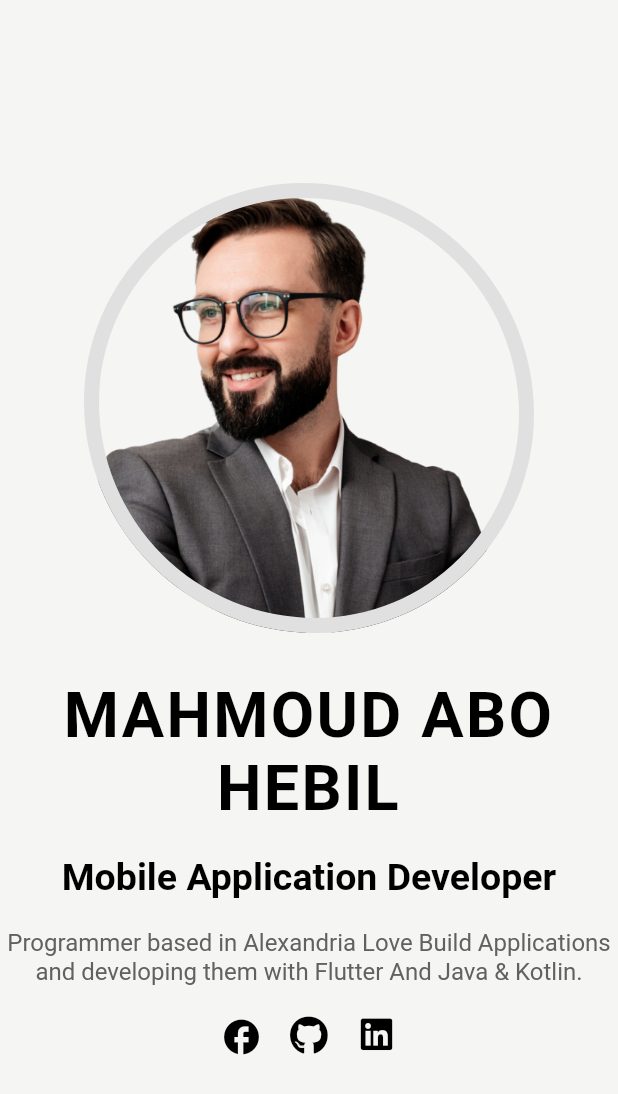
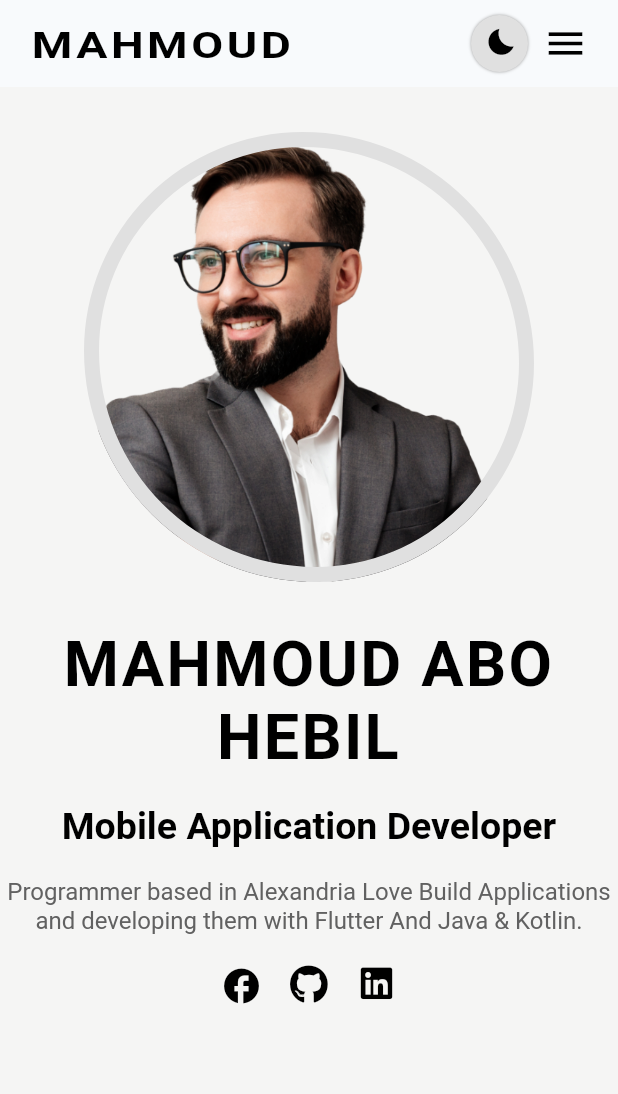
Before and after one commit to MahmoudAboHebil/my_portfolio_web_flutter, a Flutter app: the screen it shows after launch, on a phone screen of 412 x 824 dp. Shown: the top 1094 px of the screen. Run offline on Flutter 3.47's test engine with Material 2 defaults, Android fonts, the phone set to English and light mode, and no system bars; drawn by our look-alikes of animated_text_kit; our stand-ins replace font_awesome_flutter, google_fonts.

Commit message:
creating the custom appbar

```diff
--- a/lib/components/appbar/appbar.dart
+++ /dev/null
@@ -1,14 +0,0 @@
-import 'package:flutter/material.dart';
-
-import '../side_appbar/component/menu.dart';
-
-class MyAppBar extends StatelessWidget {
-  @override
-  Widget build(BuildContext context) {
-    return Column(
-      children: [
-        Menu(),
-      ],
-    );
-  }
-}
--- a/lib/components/button_color/button_color.dart
+++ b/lib/components/button_color/button_color.dart
@@ -3,6 +3,8 @@ import 'package:flutter/material.dart';
 import 'component/dark_icon.dart';
 
 class ButtonColor extends StatefulWidget {
+  bool isFullyCircule;
+  ButtonColor(this.isFullyCircule);
   @override
   State<ButtonColor> createState() => _ButtonColorState();
 }
@@ -18,16 +20,18 @@ class _ButtonColorState extends State<ButtonColor> {
       crossAxisAlignment: CrossAxisAlignment.center,
       children: [
         Container(
-          width: 50,
-          height: 45,
+          width: widget.isFullyCircule ? 38 : 50,
+          height: widget.isFullyCircule ? 38 : 45,
           alignment: Alignment.center,
           decoration: BoxDecoration(
             boxShadow: [kDefaultShadow],
             color: Colors.grey.shade300,
-            borderRadius: BorderRadius.only(
-              bottomLeft: Radius.circular(50),
-              topLeft: Radius.circular(50),
-            ),
+            borderRadius: widget.isFullyCircule
+                ? BorderRadius.all(Radius.circular(1000))
+                : BorderRadius.only(
+                    bottomLeft: Radius.circular(50),
+                    topLeft: Radius.circular(50),
+                  ),
           ),
           child: DarkIcon(),
         )
--- a/lib/components/button_color/component/dark_icon.dart
+++ b/lib/components/button_color/component/dark_icon.dart
@@ -30,11 +30,11 @@ class _DarkIconState extends State<DarkIcon> {
           icon: isDark
               ? Icon(
                   Icons.sunny,
-                  size: 24,
+                  size: 21,
                 )
               : Icon(
                   Icons.brightness_2,
-                  size: 24,
+                  size: 21,
                 ),
         ),
       ),
--- /dev/null
+++ b/lib/components/custom_appbar/custom_appbar.dart
@@ -0,0 +1,54 @@
+import 'package:flutter/material.dart';
+import 'package:google_fonts/google_fonts.dart';
+
+import '../button_color/button_color.dart';
+
+class CustomAppBar extends StatelessWidget {
+  const CustomAppBar({
+    super.key,
+  });
+
+  @override
+  Widget build(BuildContext context) {
+    return Container(
+      height: 58,
+      color: Color(0xfff8fafc),
+      margin: EdgeInsets.only(bottom: 30),
+      padding: EdgeInsets.symmetric(horizontal: 20, vertical: 10),
+      child: Row(
+        mainAxisAlignment: MainAxisAlignment.spaceBetween,
+        children: [
+          SizedBox(
+            height: 29,
+            width: 175,
+            child: FittedBox(
+              fit: BoxFit.fill,
+              child: Text(
+                'MAHMOUD',
+                style: GoogleFonts.roboto(
+                  letterSpacing: 1.5,
+                  color: Colors.black,
+                  fontSize: 20,
+                  fontWeight: FontWeight.bold,
+                ),
+              ),
+            ),
+          ),
+          Row(
+            children: [
+              ButtonColor(true),
+              SizedBox(
+                width: 10,
+              ),
+              Icon(
+                Icons.menu,
+                size: 30,
+                color: Colors.black,
+              )
+            ],
+          )
+        ],
+      ),
+    );
+  }
+}
--- a/lib/layout/desktop_layout.dart
+++ b/lib/layout/desktop_layout.dart
@@ -1,6 +1,7 @@
 import 'package:flutter/material.dart';
 
 import '../components/button_color/button_color.dart';
+import '../components/custom_appbar/custom_appbar.dart';
 import '../components/side_appbar/side_appbar.dart';
 import '../sections/home_section/home_section.dart';
 
@@ -11,19 +12,34 @@ class DesktopLayout extends StatelessWidget {
     print(size.width);
     return Container(
       color: Color(0xfff5f5f4),
-      alignment: size.width > 1046 ? Alignment.centerRight : Alignment.center,
+      alignment:
+          size.width > 1046 ? Alignment.centerRight : Alignment.topCenter,
       child: Stack(
         alignment: size.width > 1046 ? Alignment.center : Alignment.centerRight,
         children: [
+          SingleChildScrollView(
+            child: Column(
+              children: [
+                !(size.width > 1046) ? CustomAppBar() : SizedBox(),
                 AnimatedContainer(
+                  constraints: BoxConstraints(
+                    minHeight: 485,
+                  ),
                   duration: Duration(seconds: 1),
-            alignment:
-                size.width > 1046 ? Alignment.centerRight : Alignment.center,
+                  alignment: size.width > 1046
+                      ? Alignment.centerRight
+                      : Alignment.center,
                   margin: size.width > 1046
                       ? EdgeInsets.only(left: 280)
                       : EdgeInsets.only(left: 0),
                   width: size.width > 1046 ? 900 : 775,
                   child: HomeSection(size),
+                ),
+                SizedBox(
+                  height: 20,
+                ),
+              ],
+            ),
           ),
           size.width > 1046
               ? Row(
@@ -31,7 +47,7 @@ class DesktopLayout extends StatelessWidget {
                   crossAxisAlignment: CrossAxisAlignment.center,
                   children: [
                     SideAppBar(),
-                    ButtonColor(),
+                    ButtonColor(false),
                   ],
                 )
               : SizedBox(),
--- a/lib/main.dart
+++ b/lib/main.dart
@@ -13,6 +13,7 @@ class MyApp extends StatelessWidget {
   Widget build(BuildContext context) {
     return MaterialApp(
       // theme: ThemeData(scaffoldBackgroundColor: Colors.redAccent),
+      debugShowCheckedModeBanner: false,
       home: HomePage(),
     );
   }
```
Lines whose indentation alone changed are shown as unchanged.
